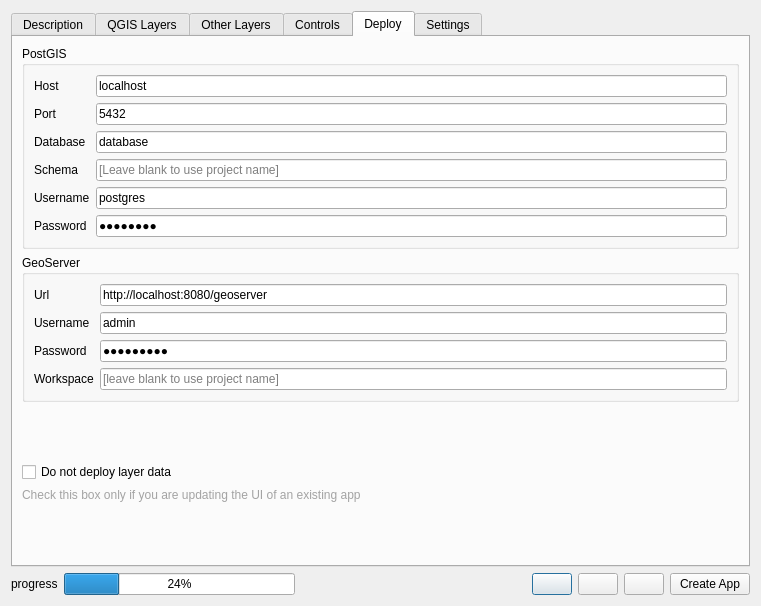
Before: the Qt Designer form webappbuilder/ui_maindialog.ui in planetfederal/qgis-webappbuilder-plugin, drawn with Qt 5.
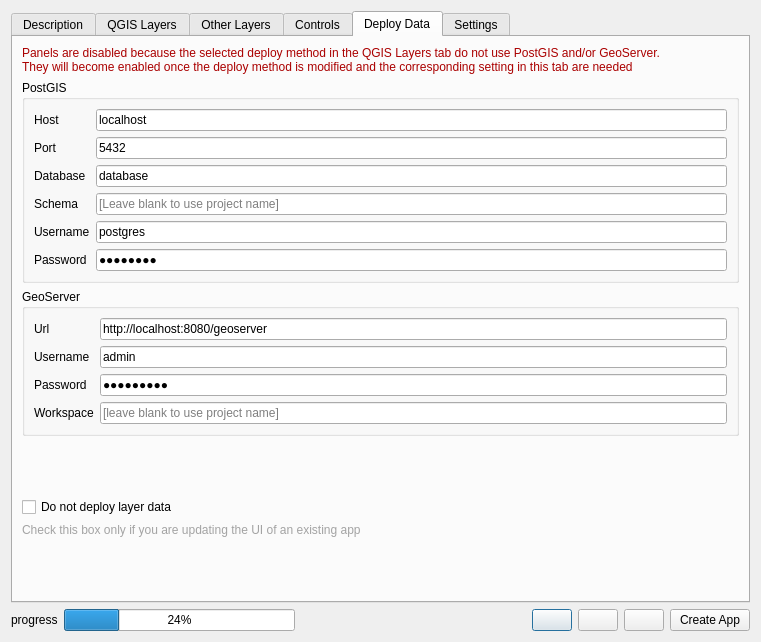
After: the same form once the commit is applied. The open tabs and pages were chosen to show the change. Icons and pictures are not drawn.

Commit message: added warning to show when deploy tab panels are disabled

```diff
--- a/webappbuilder/ui_maindialog.ui
+++ b/webappbuilder/ui_maindialog.ui
@@ -308,9 +308,23 @@
      </widget>
      <widget class="QWidget" name="suiteTab">
       <attribute name="title">
-       <string>Deploy</string>
+       <string>Deploy Data</string>
       </attribute>
       <layout class="QVBoxLayout" name="verticalLayout_8">
+       <item>
+        <widget class="QLabel" name="lblDeployWarning">
+         <property name="styleSheet">
+          <string notr="true">color: rgb(170, 0, 0);</string>
+         </property>
+         <property name="text">
+          <string>Panels are disabled because the selected deploy method in the QGIS Layers tab do not use PostGIS and/or GeoServer. 
+They will become enabled once the deploy method is modified and the corresponding setting in this tab are needed</string>
+         </property>
+         <property name="wordWrap">
+          <bool>true</bool>
+         </property>
+        </widget>
+       </item>
        <item>
         <widget class="QGroupBox" name="postgisGroupBox">
          <property name="enabled">
```
Left out of the diff: 13 changed lines with no effect on the pictures. The commit also changes 1 other file.
